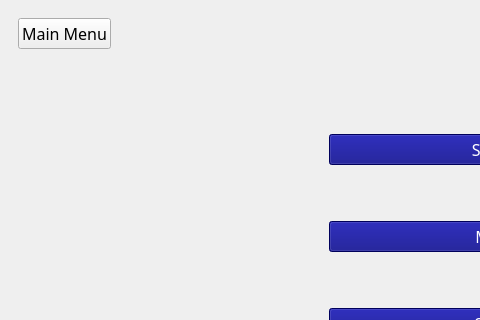
Above: mainwindow.ui from rezaqomy/quse before the change; both pictures show x 0 to 480 and y 0 to 320 of the 1039 by 635 pixel window. Below: the same form after it.
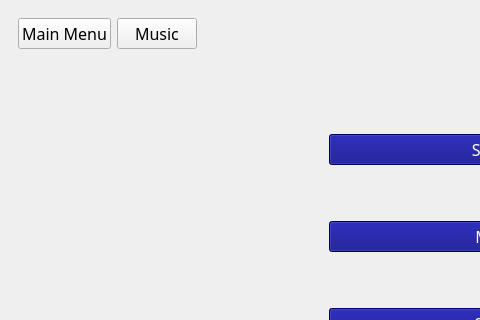
That is the form after the change.

The edit to the form file:
```diff
--- a/mainwindow.ui
+++ b/mainwindow.ui
@@ -49,6 +49,21 @@
             </property>
            </widget>
           </item>
+          <item>
+           <widget class="QPushButton" name="pushButton_2">
+            <property name="font">
+             <font>
+              <family>B Nazanin</family>
+              <pointsize>12</pointsize>
+              <weight>50</weight>
+              <bold>false</bold>
+             </font>
+            </property>
+            <property name="text">
+             <string>Music</string>
+            </property>
+           </widget>
+          </item>
           <item>
            <spacer name="horizontalSpacer_3">
             <property name="orientation">
```
Left out of the diff: 4 changed lines with no effect on the pictures.
